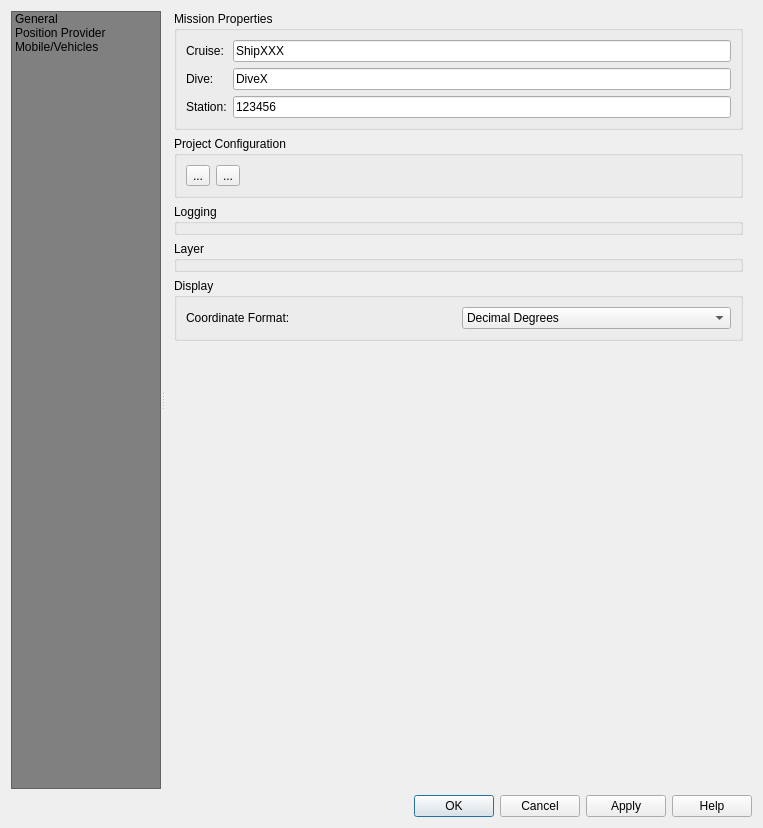
The window that ui/posiview_properties_base.ui (jrenken/qgis-PosiView) describes before a commit, drawn with Qt 5.
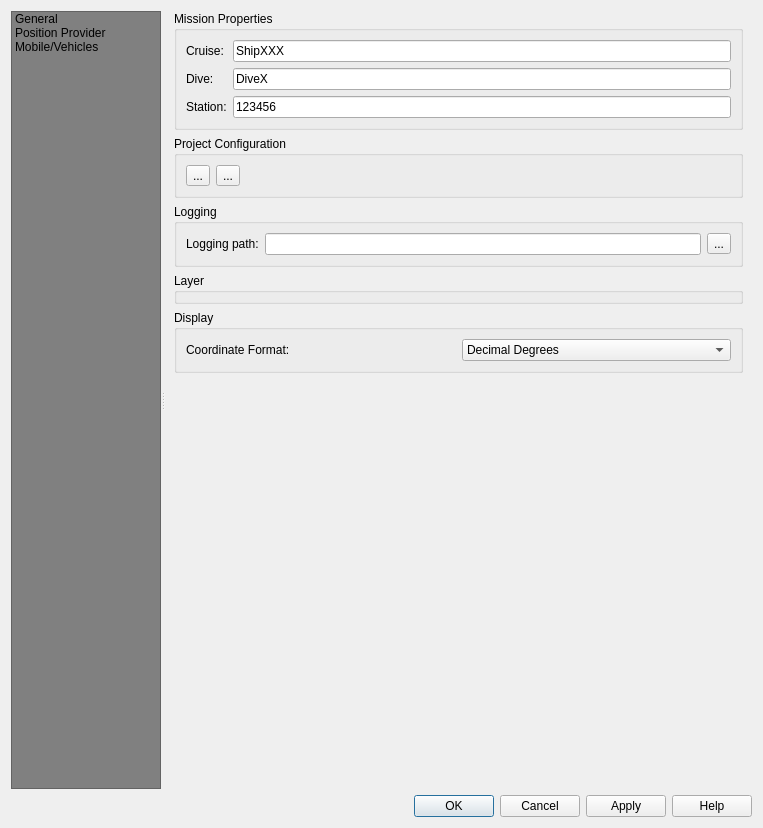
The same window after the commit. Icons and pictures are not drawn. Custom widgets are drawn as their Qt base class.

Commit message: store and load general data of the first config dialog page

The edit to the form file:
```diff
--- a/ui/posiview_properties_base.ui
+++ b/ui/posiview_properties_base.ui
@@ -263,6 +263,31 @@
                  <property name="title">
                   <string>Logging</string>
                  </property>
+                 <layout class="QGridLayout" name="gridLayout_6">
+                  <item row="1" column="0">
+                   <widget class="QLabel" name="label_20">
+                    <property name="text">
+                     <string>Logging path:</string>
+                    </property>
+                   </widget>
+                  </item>
+                  <item row="1" column="2">
+                   <widget class="QToolButton" name="toolButtonSelectLogPath">
+                    <property name="statusTip">
+                     <string>Select Logging Path</string>
+                    </property>
+                    <property name="whatsThis">
+                     <string>Select Logging Path</string>
+                    </property>
+                    <property name="text">
+                     <string>...</string>
+                    </property>
+                   </widget>
+                  </item>
+                  <item row="1" column="1">
+                   <widget class="QLineEdit" name="lineEditLoggingPath"/>
+                  </item>
+                 </layout>
                 </widget>
                </item>
                <item>
```
Left out of the diff: 16 changed lines with no effect on the pictures. The commit also changes 2 other files.
